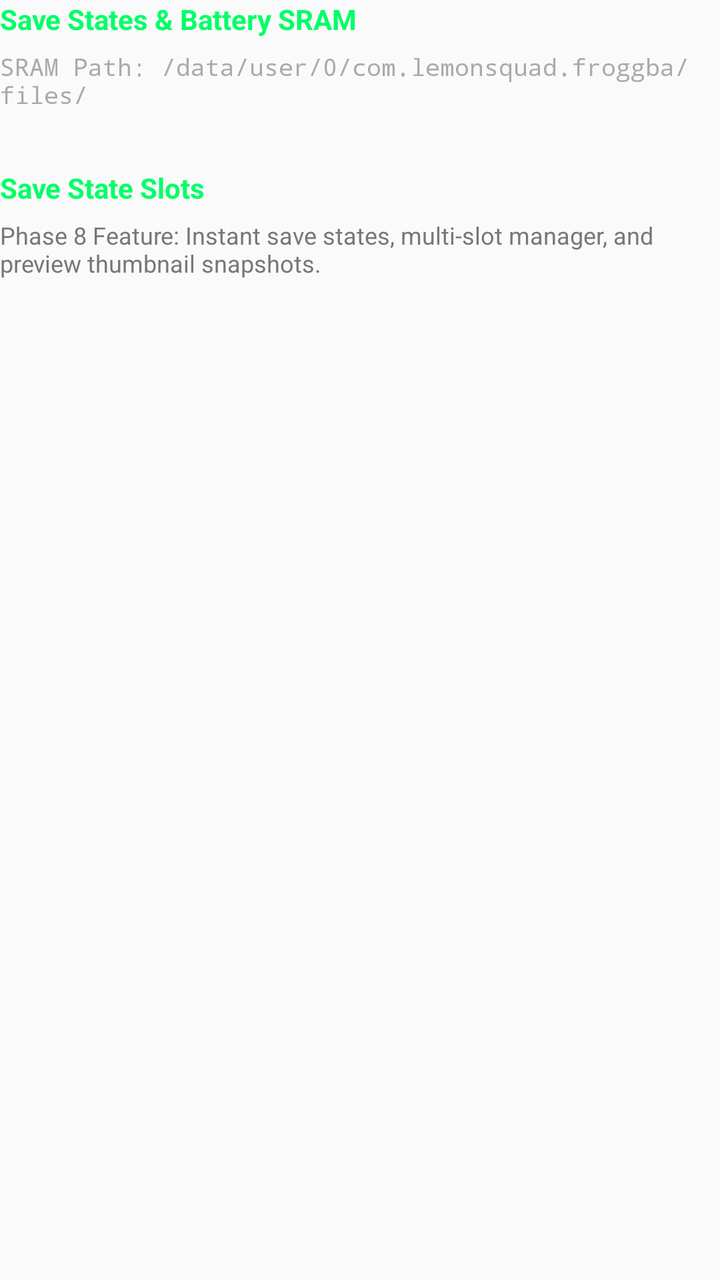
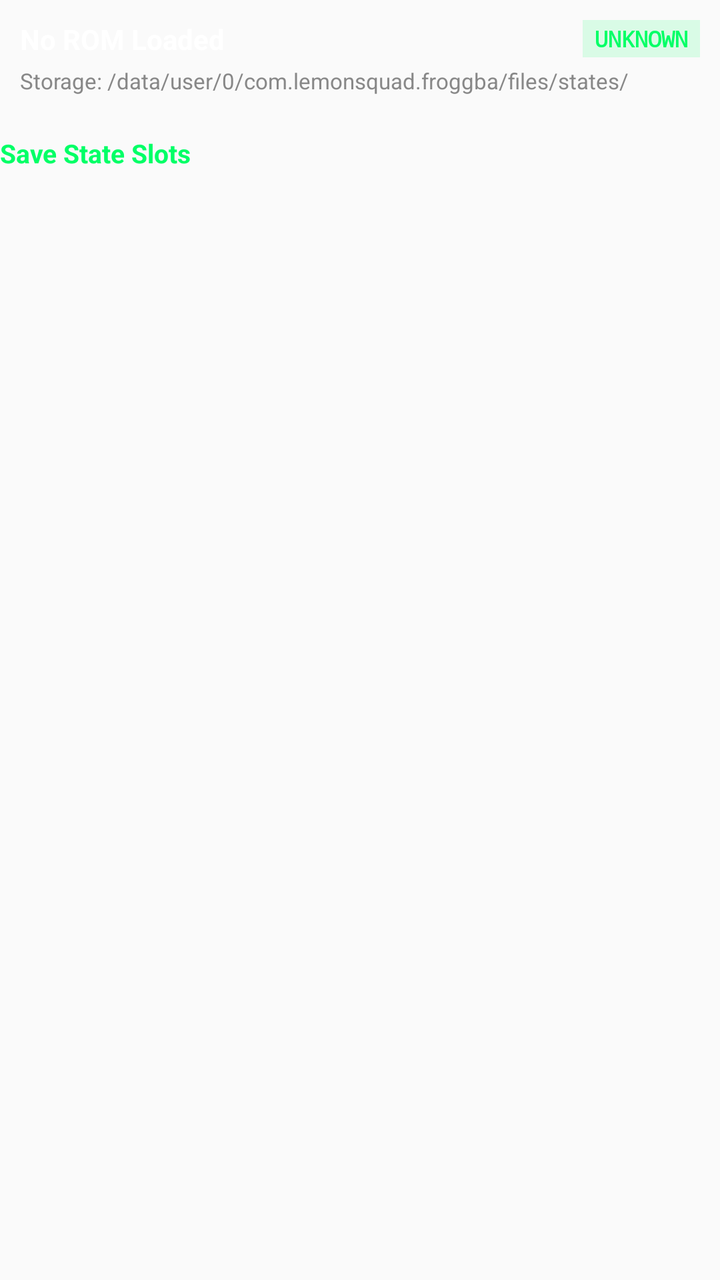

Before-and-after screenshots of an Android layout around one commit, followed by the original layout XML and the change that was made.
<!-- AndroidManifest.xml: application theme Theme.AppCompat.Light.NoActionBar -->
<!-- res/layout/panel_settings_saves.xml -->
<?xml version="1.0" encoding="utf-8"?>
<LinearLayout xmlns:android="http://schemas.android.com/apk/res/android"
    android:layout_width="match_parent"
    android:layout_height="wrap_content"
    android:orientation="vertical">

    <TextView
        android:layout_width="match_parent"
        android:layout_height="wrap_content"
        android:text="Save States &amp; Battery SRAM"
        android:textColor="#00FF66"
        android:textSize="14sp"
        android:textStyle="bold"
        android:layout_marginBottom="6dp" />

    <TextView
        android:id="@+id/txt_save_directory"
        android:layout_width="match_parent"
        android:layout_height="wrap_content"
        android:text="SRAM Path: /data/user/0/com.lemonsquad.froggba/files/"
        android:textColor="#AAAAAA"
        android:textSize="12sp"
        android:fontFamily="monospace"
        android:layout_marginBottom="12dp" />

    <View android:layout_width="match_parent" android:layout_height="1dp" android:background="#22FFFFFF" android:layout_marginVertical="8dp" />

    <TextView
        android:layout_width="match_parent"
        android:layout_height="wrap_content"
        android:text="Save State Slots"
        android:textColor="#00FF66"
        android:textSize="14sp"
        android:textStyle="bold"
        android:layout_marginBottom="6dp" />

    <TextView
        android:layout_width="match_parent"
        android:layout_height="wrap_content"
        android:text="Phase 8 Feature: Instant save states, multi-slot manager, and preview thumbnail snapshots."
        android:textColor="#777777"
        android:textSize="12sp" />

</LinearLayout>
<!-- resources referenced by this layout -->
<resources>

</resources>

<!-- the commit's change to res/layout/panel_settings_saves.xml (unified diff, before → after) -->
@@ -4,41 +4,69 @@
     android:layout_height="wrap_content"
     android:orientation="vertical">
 
-    <TextView
+    
+    <LinearLayout
         android:layout_width="match_parent"
         android:layout_height="wrap_content"
-        android:text="Save States &amp; Battery SRAM"
-        android:textColor="#00FF66"
-        android:textSize="14sp"
-        android:textStyle="bold"
-        android:layout_marginBottom="6dp" />
+        android:orientation="vertical"
+        android:background="#15FFFFFF"
+        android:padding="10dp"
+        android:layout_marginBottom="10dp">
 
-    <TextView
-        android:id="@+id/txt_save_directory"
-        android:layout_width="match_parent"
-        android:layout_height="wrap_content"
-        android:text="SRAM Path: /data/user/0/com.lemonsquad.froggba/files/"
-        android:textColor="#AAAAAA"
-        android:textSize="12sp"
-        android:fontFamily="monospace"
-        android:layout_marginBottom="12dp" />
+        <LinearLayout
+            android:layout_width="match_parent"
+            android:layout_height="wrap_content"
+            android:orientation="horizontal"
+            android:gravity="center_vertical">
 
-    <View android:layout_width="match_parent" android:layout_height="1dp" android:background="#22FFFFFF" android:layout_marginVertical="8dp" />
+            <TextView
+                android:id="@+id/txt_state_game_title"
+                android:layout_width="0dp"
+                android:layout_height="wrap_content"
+                android:layout_weight="1"
+                android:text="No ROM Loaded"
+                android:textColor="#FFFFFF"
+                android:textSize="14sp"
+                android:textStyle="bold" />
+
+            <TextView
+                android:id="@+id/txt_state_game_code"
+                android:layout_width="wrap_content"
+                android:layout_height="wrap_content"
+                android:text="UNKNOWN"
+                android:textColor="#00FF66"
+                android:textSize="11sp"
+                android:textStyle="bold"
+                android:fontFamily="monospace"
+                android:background="#2200FF66"
+                android:paddingHorizontal="6dp"
+                android:paddingVertical="2dp" />
+        </LinearLayout>
+
+        <TextView
+            android:id="@+id/txt_state_storage_path"
+            android:layout_width="match_parent"
+            android:layout_height="wrap_content"
+            android:text="Storage: /data/user/0/com.lemonsquad.froggba/files/states/"
+            android:textColor="#888888"
+            android:textSize="11sp"
+            android:layout_marginTop="4dp" />
+    </LinearLayout>
 
     <TextView
         android:layout_width="match_parent"
         android:layout_height="wrap_content"
         android:text="Save State Slots"
         android:textColor="#00FF66"
-        android:textSize="14sp"
+        android:textSize="13sp"
         android:textStyle="bold"
-        android:layout_marginBottom="6dp" />
+        android:layout_marginBottom="8dp" />
 
-    <TextView
+    
+    <LinearLayout
+        android:id="@+id/layout_slots_container"
         android:layout_width="match_parent"
         android:layout_height="wrap_content"
-        android:text="Phase 8 Feature: Instant save states, multi-slot manager, and preview thumbnail snapshots."
-        android:textColor="#777777"
-        android:textSize="12sp" />
+        android:orientation="vertical" />
 
 </LinearLayout>
